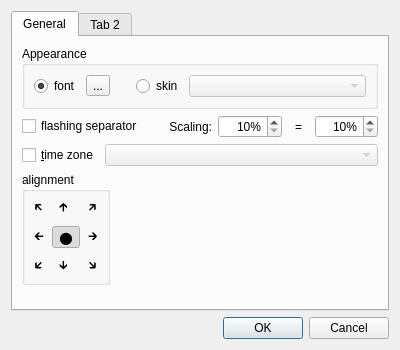
Above: src/app/settings_dialog.ui from Kolcha/DigitalClockNext before the change. Below: the same form after it.
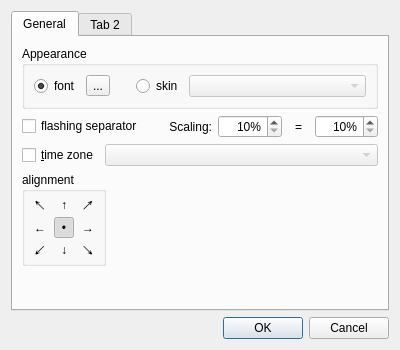
That is the form after the change.

What changed in the file:
```diff
--- a/src/app/settings_dialog.ui
+++ b/src/app/settings_dialog.ui
@@ -210,8 +210,14 @@
             </property>
             <item row="0" column="0">
              <widget class="QToolButton" name="align_tl_btn">
+              <property name="sizePolicy">
+               <sizepolicy hsizetype="Minimum" vsizetype="Fixed">
+                <horstretch>0</horstretch>
+                <verstretch>0</verstretch>
+               </sizepolicy>
+              </property>
               <property name="text">
-               <string notr="true">🡴</string>
+               <string notr="true">↖</string>
               </property>
               <property name="checkable">
                <bool>true</bool>
@@ -223,8 +229,14 @@
             </item>
             <item row="0" column="1">
              <widget class="QToolButton" name="align_tc_btn">
+              <property name="sizePolicy">
+               <sizepolicy hsizetype="Minimum" vsizetype="Fixed">
+                <horstretch>0</horstretch>
+                <verstretch>0</verstretch>
+               </sizepolicy>
+              </property>
               <property name="text">
-               <string notr="true">🡱</string>
+               <string notr="true">↑</string>
               </property>
               <property name="checkable">
                <bool>true</bool>
@@ -236,8 +248,14 @@
             </item>
             <item row="0" column="2">
              <widget class="QToolButton" name="align_tr_btn">
+              <property name="sizePolicy">
+               <sizepolicy hsizetype="Minimum" vsizetype="Fixed">
+                <horstretch>0</horstretch>
+                <verstretch>0</verstretch>
+               </sizepolicy>
+              </property>
               <property name="text">
-               <string notr="true">🡵</string>
+               <string notr="true">↗</string>
               </property>
               <property name="checkable">
                <bool>true</bool>
@@ -249,8 +267,14 @@
             </item>
             <item row="1" column="0">
              <widget class="QToolButton" name="align_cl_btn">
+              <property name="sizePolicy">
+               <sizepolicy hsizetype="Minimum" vsizetype="Fixed">
+                <horstretch>0</horstretch>
+                <verstretch>0</verstretch>
+               </sizepolicy>
+              </property>
               <property name="text">
-               <string notr="true">🡰</string>
+               <string notr="true">←</string>
               </property>
               <property name="checkable">
                <bool>true</bool>
@@ -262,8 +286,14 @@
             </item>
             <item row="1" column="1">
              <widget class="QToolButton" name="align_cc_btn">
+              <property name="sizePolicy">
+               <sizepolicy hsizetype="Minimum" vsizetype="Fixed">
+                <horstretch>0</horstretch>
+                <verstretch>0</verstretch>
+               </sizepolicy>
+              </property>
               <property name="text">
-               <string notr="true">⬤</string>
+               <string notr="true">•</string>
               </property>
               <property name="checkable">
                <bool>true</bool>
@@ -278,8 +308,14 @@
             </item>
             <item row="1" column="2">
              <widget class="QToolButton" name="align_cr_btn">
+              <property name="sizePolicy">
+               <sizepolicy hsizetype="Minimum" vsizetype="Fixed">
+                <horstretch>0</horstretch>
+                <verstretch>0</verstretch>
+               </sizepolicy>
+              </property>
               <property name="text">
-               <string notr="true">🡲</string>
+               <string notr="true">→</string>
               </property>
               <property name="checkable">
                <bool>true</bool>
@@ -291,8 +327,14 @@
             </item>
             <item row="2" column="0">
              <widget class="QToolButton" name="align_bl_btn">
+              <property name="sizePolicy">
+               <sizepolicy hsizetype="Minimum" vsizetype="Fixed">
+                <horstretch>0</horstretch>
+                <verstretch>0</verstretch>
+               </sizepolicy>
+              </property>
               <property name="text">
-               <string notr="true">🡷</string>
+               <string notr="true">↙</string>
               </property>
               <property name="checkable">
                <bool>true</bool>
@@ -304,8 +346,14 @@
             </item>
             <item row="2" column="1">
              <widget class="QToolButton" name="align_bc_btn">
+              <property name="sizePolicy">
+               <sizepolicy hsizetype="Minimum" vsizetype="Fixed">
+                <horstretch>0</horstretch>
+                <verstretch>0</verstretch>
+               </sizepolicy>
+              </property>
               <property name="text">
-               <string notr="true">🡳</string>
+               <string notr="true">↓</string>
               </property>
               <property name="checkable">
                <bool>true</bool>
@@ -317,8 +365,14 @@
             </item>
             <item row="2" column="2">
              <widget class="QToolButton" name="align_br_btn">
+              <property name="sizePolicy">
+               <sizepolicy hsizetype="Minimum" vsizetype="Fixed">
+                <horstretch>0</horstretch>
+                <verstretch>0</verstretch>
+               </sizepolicy>
+              </property>
               <property name="text">
-               <string notr="true">🡶</string>
+               <string notr="true">↘</string>
               </property>
               <property name="checkable">
                <bool>true</bool>
```
